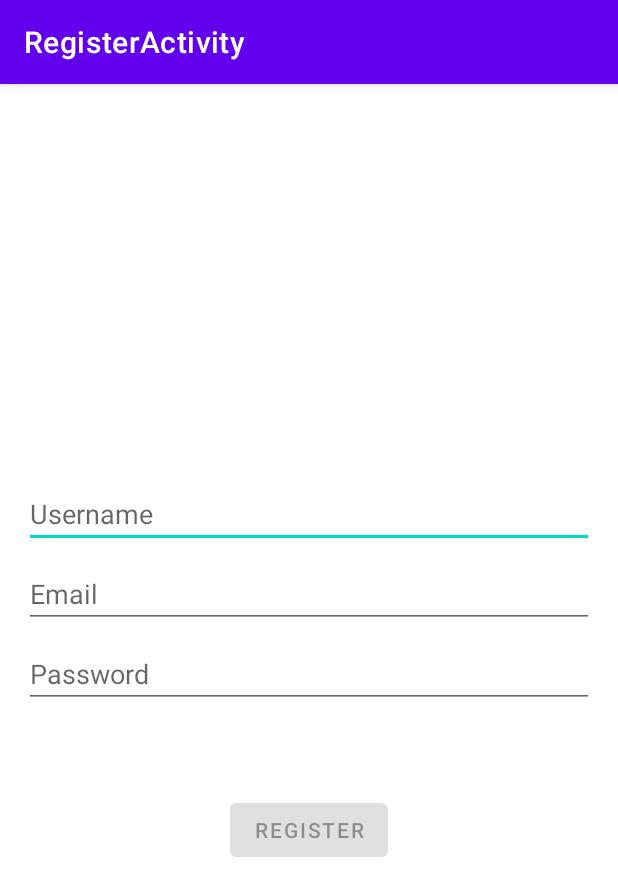
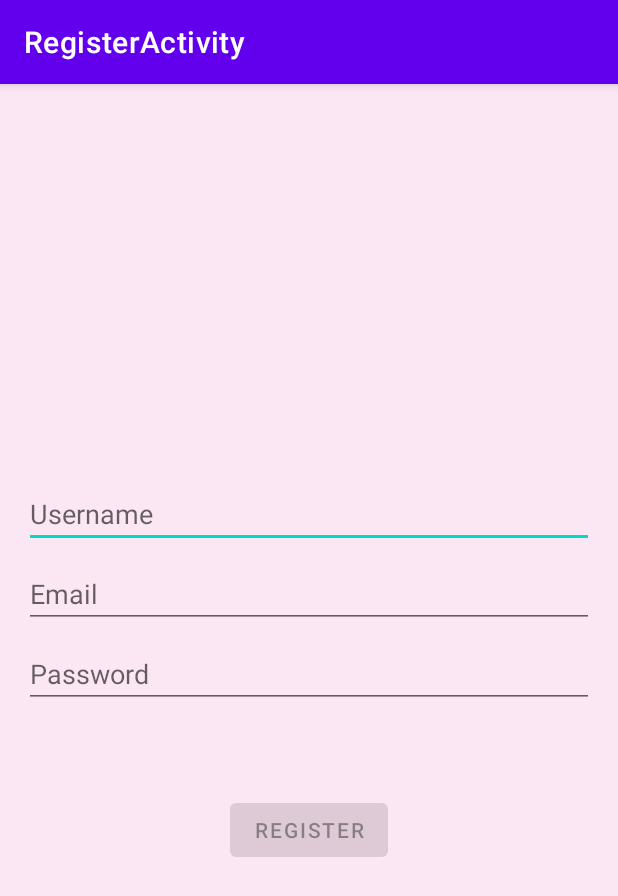
Before and after one commit to RafiRashya/TumoRanger-Backend, an Android app: the RegisterActivity screen opened directly, with no data from a screen before it, on a phone screen of 412 x 824 dp. Shown: the top 896 px of the screen. Run offline under Robolectric (Android 15) with nearby library versions, the phone set to English and light mode, and no system bars.

Commit message:
ganti background

```diff
--- a/app/src/main/res/layout/activity_login.xml
+++ b/app/src/main/res/layout/activity_login.xml
@@ -9,6 +9,7 @@
     android:paddingTop="@dimen/activity_vertical_margin"
     android:paddingRight="@dimen/activity_horizontal_margin"
     android:paddingBottom="@dimen/activity_vertical_margin"
+    android:background="@color/pink"
     tools:context=".ui.login.LoginActivity">
 
     <EditText
--- a/app/src/main/res/layout/activity_main.xml
+++ b/app/src/main/res/layout/activity_main.xml
@@ -4,6 +4,7 @@
     android:id="@+id/container"
     android:layout_width="match_parent"
     android:layout_height="match_parent"
+    android:background="@color/pink"
     android:paddingTop="?attr/actionBarSize">
 
     <com.google.android.material.bottomnavigation.BottomNavigationView
--- a/app/src/main/res/layout/activity_register.xml
+++ b/app/src/main/res/layout/activity_register.xml
@@ -9,6 +9,7 @@
     android:paddingTop="@dimen/activity_vertical_margin"
     android:paddingRight="@dimen/activity_horizontal_margin"
     android:paddingBottom="@dimen/activity_vertical_margin"
+    android:background="@color/pink"
     tools:context=".ui.login.LoginActivity">
 
     <EditText
--- a/app/src/main/res/values/colors.xml
+++ b/app/src/main/res/values/colors.xml
@@ -7,4 +7,5 @@
     <color name="teal_700">#FF018786</color>
     <color name="black">#FF000000</color>
     <color name="white">#FFFFFFFF</color>
+    <color name="pink">#FBE6F3</color>
 </resources>
```
